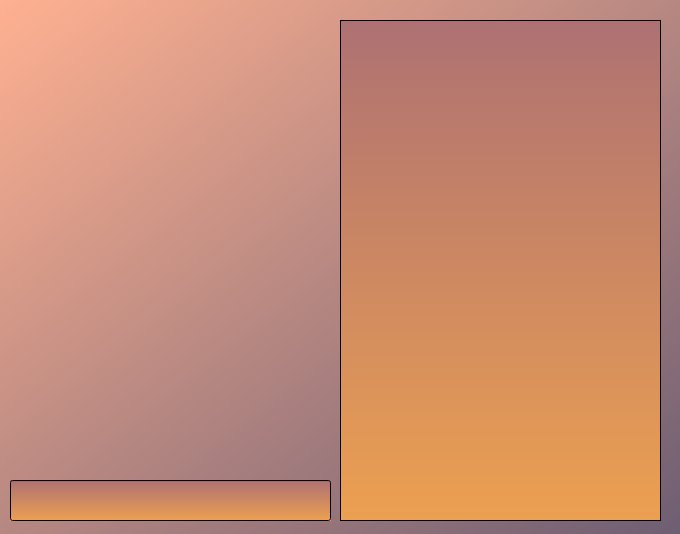
Above: Client/PyqtWindow.ui from aLoi3/comp260-server before the change. Below: the same form after it.
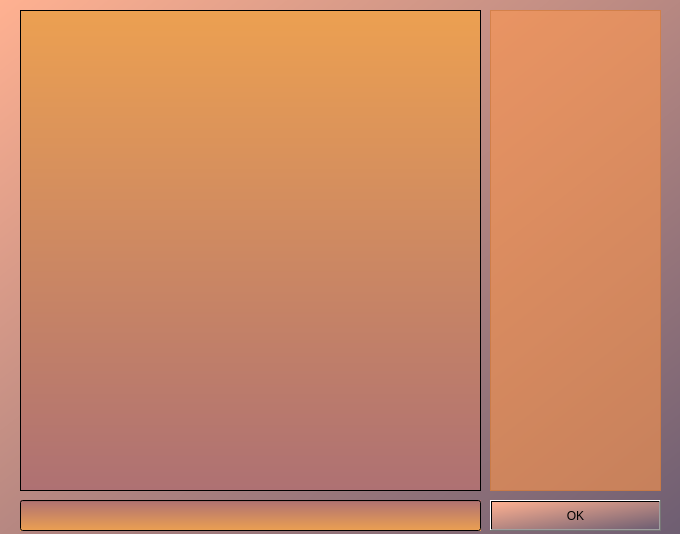
That is the form after the change.

What changed in the file:
```diff
--- a/Client/PyqtWindow.ui
+++ b/Client/PyqtWindow.ui
@@ -20,10 +20,10 @@
    <widget class="QLineEdit" name="lineEdit">
     <property name="geometry">
      <rect>
-      <x>10</x>
-      <y>480</y>
-      <width>321</width>
-      <height>41</height>
+      <x>20</x>
+      <y>500</y>
+      <width>461</width>
+      <height>31</height>
      </rect>
     </property>
     <property name="font">
@@ -39,19 +39,51 @@
    <widget class="QTextEdit" name="textEdit">
     <property name="geometry">
      <rect>
-      <x>340</x>
-      <y>20</y>
-      <width>321</width>
-      <height>501</height>
+      <x>20</x>
+      <y>10</y>
+      <width>461</width>
+      <height>481</height>
      </rect>
     </property>
     <property name="styleSheet">
-     <string notr="true">background-color: qlineargradient(spread:pad, x1:1, y1:1, x2:1, y2:0, stop:0 rgba(236, 160, 81, 255), stop:1 rgba(174, 113, 115, 255))</string>
+     <string notr="true">background-color: qlineargradient(spread:pad, x1:1, y1:1, x2:1, y2:0, stop:1 rgba(236, 160, 81, 255), stop:0 rgba(174, 113, 115, 255))</string>
     </property>
     <property name="readOnly">
      <bool>true</bool>
     </property>
    </widget>
+   <widget class="QPushButton" name="InputButton">
+    <property name="geometry">
+     <rect>
+      <x>490</x>
+      <y>500</y>
+      <width>171</width>
+      <height>31</height>
+     </rect>
+    </property>
+    <property name="text">
+     <string>OK</string>
+    </property>
+   </widget>
+   <widget class="QFrame" name="frame">
+    <property name="geometry">
+     <rect>
+      <x>490</x>
+      <y>10</y>
+      <width>171</width>
+      <height>481</height>
+     </rect>
+    </property>
+    <property name="styleSheet">
+     <string notr="true">background-color: rgba(255, 150, 75, 150)</string>
+    </property>
+    <property name="frameShape">
+     <enum>QFrame::StyledPanel</enum>
+    </property>
+    <property name="frameShadow">
+     <enum>QFrame::Raised</enum>
+    </property>
+   </widget>
    <zorder>textEdit</zorder>
    <zorder>lineEdit</zorder>
   </widget>
```
Left out of the diff: 2 changed lines with no effect on the pictures.
